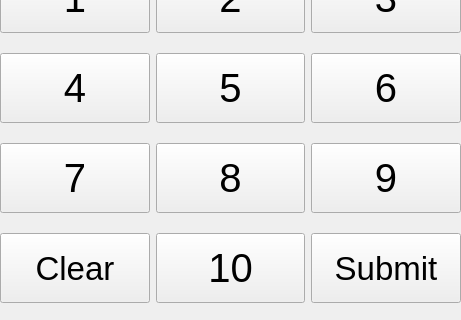
First picture: the form in umati/UmatiMathTaskView.ui, repository kheimerl/umati, before the edit; both pictures show x 0 to 461 and y 281 to 601 of the 461 by 601 pixel window.
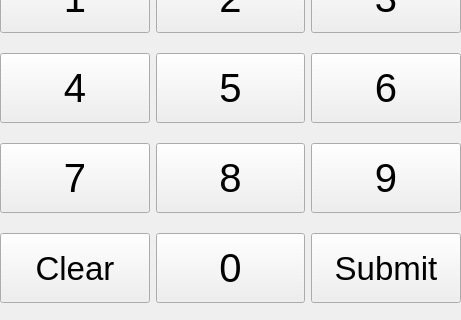
Second picture: the form after the edit.

```diff
--- a/umati/UmatiMathTaskView.ui
+++ b/umati/UmatiMathTaskView.ui
@@ -224,7 +224,7 @@
        </font>
       </property>
       <property name="text">
-       <string>10</string>
+       <string>0</string>
       </property>
      </widget>
     </item>
```
